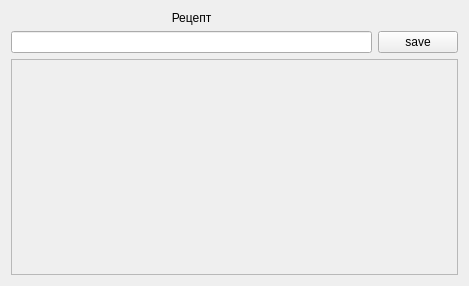
Before: the Qt Designer form src/ui/edit_interval.ui in zefirior/timemaster, drawn with Qt 5.
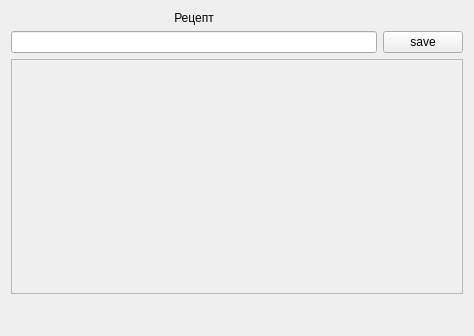
After: the same form once the commit is applied.

Diff of the .ui file:
```diff
--- a/src/ui/edit_interval.ui
+++ b/src/ui/edit_interval.ui
@@ -6,8 +6,8 @@
    <rect>
     <x>0</x>
     <y>0</y>
-    <width>469</width>
-    <height>286</height>
+    <width>474</width>
+    <height>336</height>
    </rect>
   </property>
   <property name="windowTitle">
@@ -51,8 +51,8 @@
        <rect>
         <x>0</x>
         <y>0</y>
-        <width>453</width>
-        <height>204</height>
+        <width>458</width>
+        <height>223</height>
        </rect>
       </property>
       <layout class="QVBoxLayout" name="verticalLayout_2">
@@ -77,6 +77,38 @@
      </widget>
     </widget>
    </item>
+   <item>
+    <widget class="QWidget" name="widget" native="true">
+     <property name="minimumSize">
+      <size>
+       <width>0</width>
+       <height>25</height>
+      </size>
+     </property>
+     <layout class="QHBoxLayout" name="horizontalLayout_2">
+      <property name="topMargin">
+       <number>0</number>
+      </property>
+      <property name="bottomMargin">
+       <number>0</number>
+      </property>
+      <item>
+       <layout class="QHBoxLayout" name="horizontalLayout">
+        <item>
+         <widget class="QLabel" name="notify">
+          <property name="text">
+           <string/>
+          </property>
+          <property name="alignment">
+           <set>Qt::AlignCenter</set>
+          </property>
+         </widget>
+        </item>
+       </layout>
+      </item>
+     </layout>
+    </widget>
+   </item>
   </layout>
  </widget>
  <resources/>
```
Left out of the diff: 2 changed lines with no effect on the pictures.
